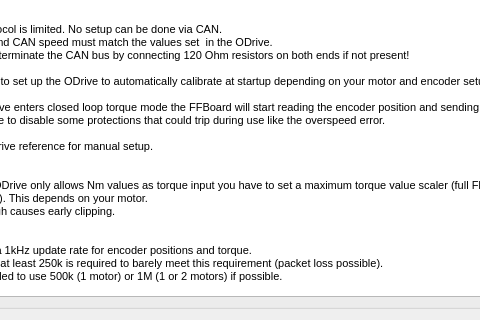
Before: the Qt Designer form res/odrive.ui in Ultrawipf/OpenFFBoard-configurator, drawn with Qt 5; both pictures show x 99 to 579 and y 216 to 536 of the 689 by 536 pixel window.
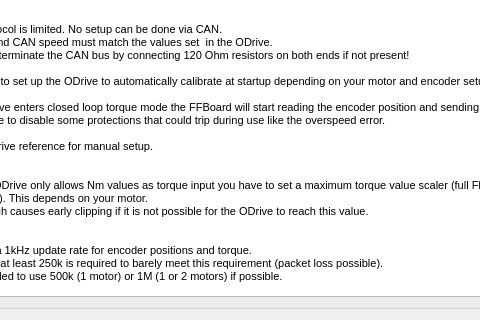
After: the same form once the commit is applied.

Diff of the .ui file:
```diff
--- a/res/odrive.ui
+++ b/res/odrive.ui
@@ -121,7 +121,7 @@
 &lt;p style=&quot;-qt-paragraph-type:empty; margin-top:0px; margin-bottom:0px; margin-left:0px; margin-right:0px; -qt-block-indent:0; text-indent:0px;&quot;&gt;&lt;br /&gt;&lt;/p&gt;
 &lt;p style=&quot; margin-top:0px; margin-bottom:0px; margin-left:0px; margin-right:0px; -qt-block-indent:0; text-indent:0px;&quot;&gt;&lt;span style=&quot; text-decoration: underline;&quot;&gt;Torque:&lt;/span&gt;&lt;/p&gt;
 &lt;p style=&quot; margin-top:0px; margin-bottom:0px; margin-left:0px; margin-right:0px; -qt-block-indent:0; text-indent:0px;&quot;&gt;Because the ODrive only allows Nm values as torque input you have to set a maximum torque value scaler (full FFB = this value sent to ODrive). This depends on your motor. &lt;/p&gt;
-&lt;p style=&quot; margin-top:0px; margin-bottom:0px; margin-left:0px; margin-right:0px; -qt-block-indent:0; text-indent:0px;&quot;&gt;A value too high causes early clipping.&lt;/p&gt;
+&lt;p style=&quot; margin-top:0px; margin-bottom:0px; margin-left:0px; margin-right:0px; -qt-block-indent:0; text-indent:0px;&quot;&gt;A value too high causes early clipping if it is not possible for the ODrive to reach this value.&lt;/p&gt;
 &lt;p style=&quot;-qt-paragraph-type:empty; margin-top:0px; margin-bottom:0px; margin-left:0px; margin-right:0px; -qt-block-indent:0; text-indent:0px;&quot;&gt;&lt;br /&gt;&lt;/p&gt;
 &lt;p style=&quot; margin-top:0px; margin-bottom:0px; margin-left:0px; margin-right:0px; -qt-block-indent:0; text-indent:0px;&quot;&gt;&lt;span style=&quot; text-decoration: underline;&quot;&gt;CAN speeds:&lt;/span&gt;&lt;/p&gt;
 &lt;p style=&quot; margin-top:0px; margin-bottom:0px; margin-left:0px; margin-right:0px; -qt-block-indent:0; text-indent:0px;&quot;&gt;FFB requires a 1kHz update rate for encoder positions and torque. &lt;/p&gt;
```
